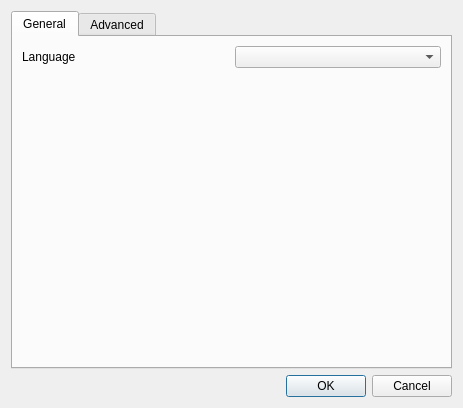
First picture: the form in src/windows/preferences-window.ui, repository flux3dp/swiftray, before the edit.
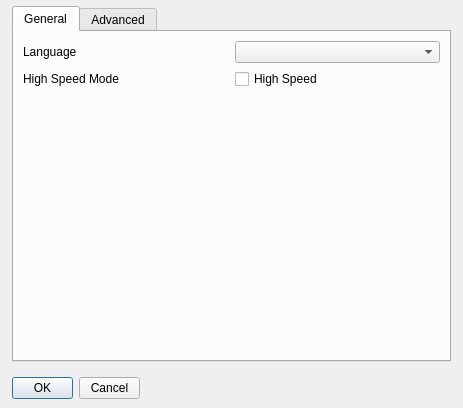
Second picture: the form after the edit.

Commit message: Add speed mode change in prefernece window

The edit to the form file:
```diff
--- a/src/windows/preferences-window.ui
+++ b/src/windows/preferences-window.ui
@@ -13,9 +13,31 @@
   <property name="windowTitle">
    <string>Preferences</string>
   </property>
-  <layout class="QVBoxLayout" name="verticalLayout">
-   <item>
+  <widget class="QDialogButtonBox" name="buttonBox">
+   <property name="geometry">
+    <rect>
+     <x>12</x>
+     <y>372</y>
+     <width>128</width>
+     <height>32</height>
+    </rect>
+   </property>
+   <property name="orientation">
+    <enum>Qt::Horizontal</enum>
+   </property>
+   <property name="standardButtons">
+    <set>QDialogButtonBox::Cancel|QDialogButtonBox::Ok</set>
+   </property>
+  </widget>
     <widget class="QTabWidget" name="tabWidget">
+   <property name="geometry">
+    <rect>
+     <x>12</x>
+     <y>6</y>
+     <width>439</width>
+     <height>356</height>
+    </rect>
+   </property>
      <property name="currentIndex">
       <number>0</number>
      </property>
@@ -38,6 +60,24 @@
          </item>
         </layout>
        </item>
+     <item>
+      <layout class="QHBoxLayout" name="horizontalLayout_2" stretch="0,0">
+       <item>
+        <widget class="QLabel" name="label_2">
+         <property name="text">
+          <string>High Speed Mode</string>
+         </property>
+        </widget>
+       </item>
+       <item>
+        <widget class="QCheckBox" name="checkBox">
+         <property name="text">
+          <string>High Speed</string>
+         </property>
+        </widget>
+       </item>
+      </layout>
+     </item>
        <item>
         <spacer name="verticalSpacer">
          <property name="orientation">
@@ -59,18 +99,6 @@
       </attribute>
      </widget>
     </widget>
-   </item>
-   <item>
-    <widget class="QDialogButtonBox" name="buttonBox">
-     <property name="orientation">
-      <enum>Qt::Horizontal</enum>
-     </property>
-     <property name="standardButtons">
-      <set>QDialogButtonBox::Cancel|QDialogButtonBox::Ok</set>
-     </property>
-    </widget>
-   </item>
-  </layout>
  </widget>
  <resources/>
  <connections>
```
Lines whose indentation alone changed are shown as unchanged. The commit also changes 6 other files.
